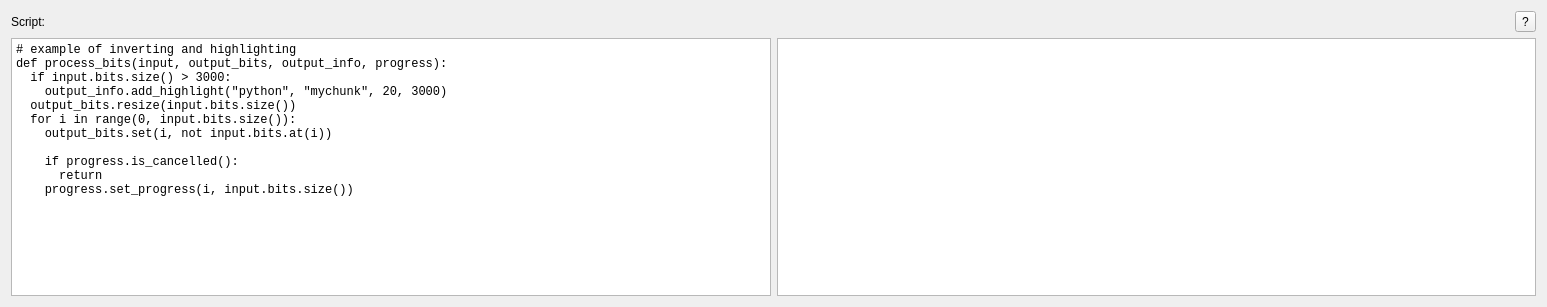
This is src/hobbits-plugins/operators/PythonRunner/pythonrunnerform.ui in goldest-star/binary-analysis-tool as Qt 5 draws it before an edit. The edited form follows.
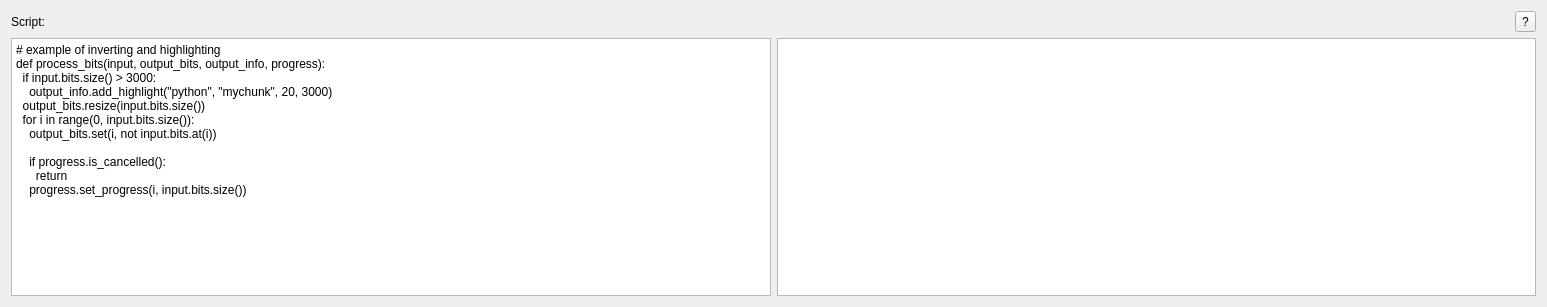
This is the edited form.

```diff
--- a/src/hobbits-plugins/operators/PythonRunner/pythonrunnerform.ui
+++ b/src/hobbits-plugins/operators/PythonRunner/pythonrunnerform.ui
@@ -41,7 +41,7 @@
       <widget class="QPlainTextEdit" name="te_pythonScript">
        <property name="font">
         <font>
-         <family>Monospace</family>
+         <family>Cantarell</family>
         </font>
        </property>
        <property name="lineWrapMode">
```
Left out of the diff: 5 changed lines with no effect on the pictures.
